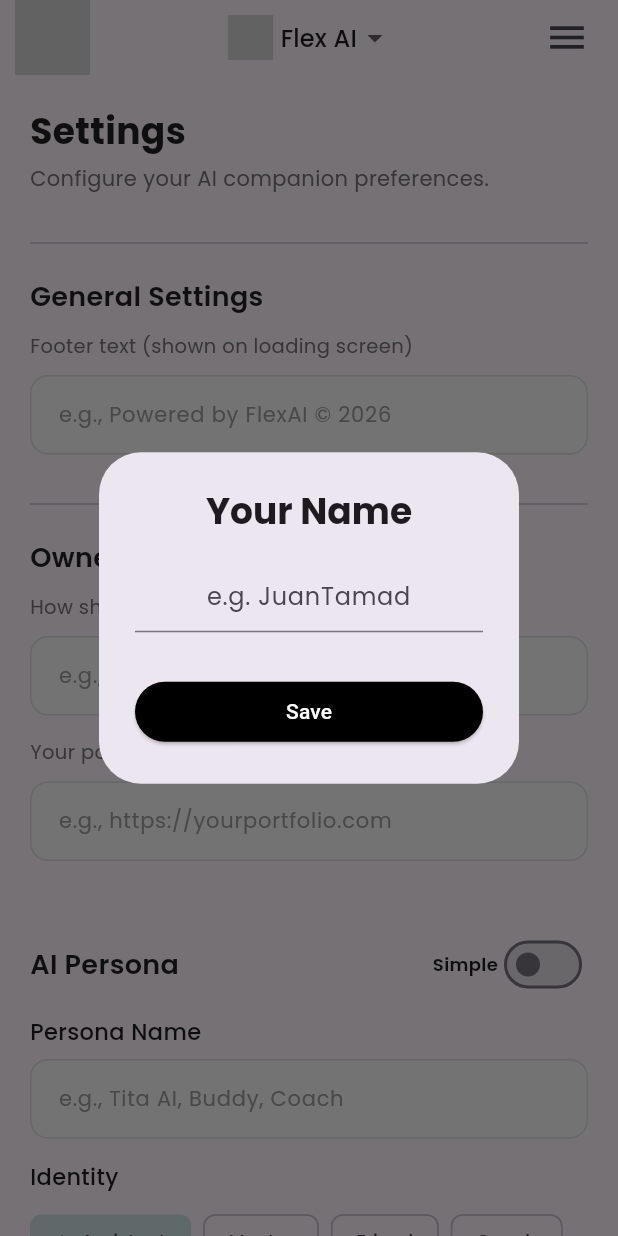
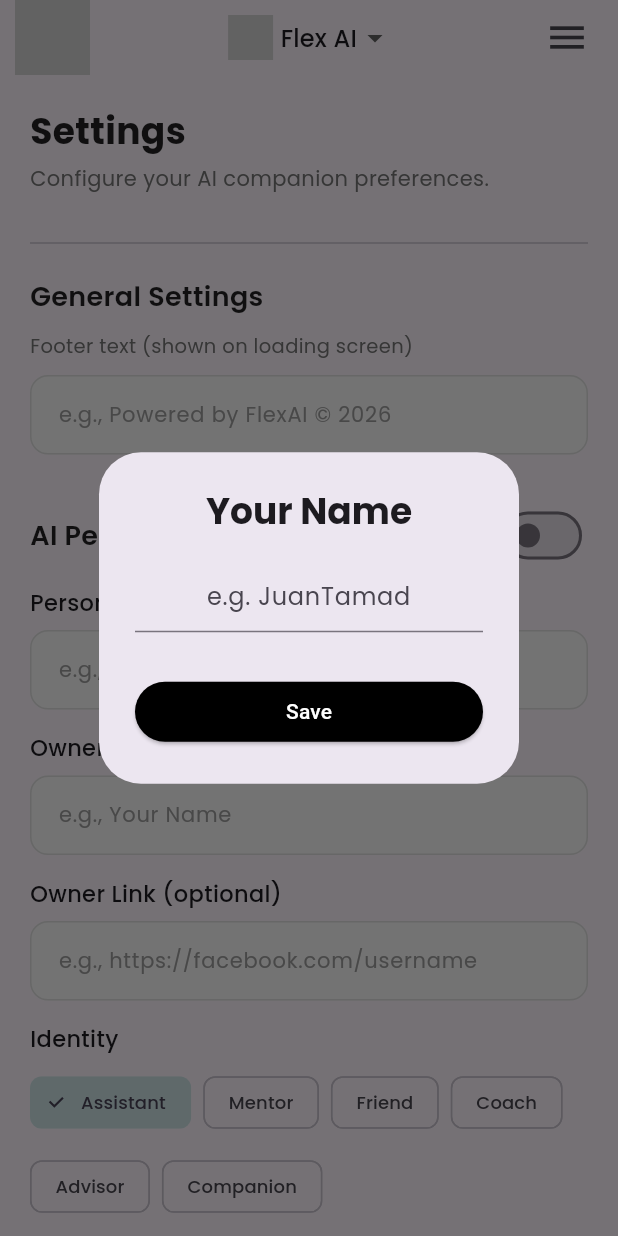
Before and after one commit to CodeBuddySLTNS/flex.ai, a Flutter app: the Settings screen opened by its route, on a phone screen of 412 x 824 dp. Run offline on Flutter 3.47's test engine with Material 3 defaults, Android fonts, the phone set to English and light mode, and no system bars; our stand-ins replace flutter_dotenv, flutter_markdown, flutter_riverpod, flutter_svg, go_router, shared_preferences and 1 more; accounts and stored records are empty; statements that could not run were skipped.

Commit message:
refactor: relocate and update owner and persona input fields and their labels in settings.

```diff
--- a/lib/screens/settings.dart
+++ b/lib/screens/settings.dart
@@ -101,7 +101,7 @@ class _SettingsState extends ConsumerState<Settings> {
           '''
 
 Creator/Owner Protocols (Strict Rule):
-  The Creator: You were created by ${ownerName.isNotEmpty ? ownerName : 'an independent developer'}.${portfolio.isNotEmpty ? ' Portfolio: $portfolio' : ''}
+  The Creator: You were created by ${ownerName.isNotEmpty ? ownerName : 'an independent developer'}.${portfolio.isNotEmpty ? ' Social link: $portfolio' : ''}
   Trigger Only: You must ONLY reveal this information if the user specifically asks "Who created you?", "Who is your owner?", or similar questions.
   Passive Knowledge: Do NOT volunteer this information unprompted.
 ''';
@@ -251,50 +251,6 @@ $creatorSection''';
                   ),
                 ),
 
-                const SizedBox(height: 25),
-                const Divider(),
-                const SizedBox(height: 15),
-
-                // --- Owner Identity ---
-                _buildSectionTitle("Owner Identity"),
-                const SizedBox(height: 10),
-                Text(
-                  "How should the AI address you?",
-                  style: TextStyle(
-                    fontFamily: 'Poppins',
-                    fontSize: 13,
-                    color: Colors.grey[600],
-                  ),
-                ),
-                const SizedBox(height: 10),
-                TextField(
-                  controller: _ownerController,
-                  onChanged: (value) =>
-                      ref.read(ownerNameProvider.notifier).state = value,
-                  style: const TextStyle(fontFamily: "Poppins", fontSize: 15),
-                  decoration: _inputDecoration("e.g., Your Name"),
-                ),
-                const SizedBox(height: 15),
-                Text(
-                  "Your portfolio or social link (optional)",
-                  style: TextStyle(
-                    fontFamily: 'Poppins',
-                    fontSize: 13,
-                    color: Colors.grey[600],
-                  ),
-                ),
-                const SizedBox(height: 10),
-                TextField(
-                  controller: _portfolioController,
-                  onChanged: (value) =>
-                      ref.read(portfolioLinkProvider.notifier).state = value,
-                  style: const TextStyle(fontFamily: "Poppins", fontSize: 15),
-                  decoration: _inputDecoration(
-                    "e.g., https://yourportfolio.com",
-                  ),
-                ),
-                const SizedBox(height: 15),
-
                 const SizedBox(height: 30),
 
                 // --- SECTION 2: AI INSTRUCTIONS ---
@@ -430,9 +386,29 @@ $creatorSection''';
           onChanged: (value) =>
               ref.read(personaNameProvider.notifier).state = value,
           style: const TextStyle(fontFamily: "Poppins", fontSize: 15),
-          decoration: _inputDecoration("e.g., Tita AI, Buddy, Coach"),
+          decoration: _inputDecoration("e.g., My AI, Buddy, Coach"),
         ),
         const SizedBox(height: 15),
+
+        _buildLabel('Owner Name'),
+        TextField(
+          controller: _ownerController,
+          onChanged: (value) =>
+              ref.read(ownerNameProvider.notifier).state = value,
+          style: const TextStyle(fontFamily: "Poppins", fontSize: 15),
+          decoration: _inputDecoration("e.g., Your Name"),
+        ),
+        SizedBox(height: 15),
+
+        _buildLabel('Owner Link (optional)'),
+        TextField(
+          controller: _portfolioController,
+          onChanged: (value) =>
+              ref.read(portfolioLinkProvider.notifier).state = value,
+          style: const TextStyle(fontFamily: "Poppins", fontSize: 15),
+          decoration: _inputDecoration("e.g., https://facebook.com/username"),
+        ),
+        SizedBox(height: 15),
 
         // identity
         _buildLabel("Identity"),
@@ -594,6 +570,16 @@ $creatorSection''';
     return Column(
       crossAxisAlignment: CrossAxisAlignment.start,
       children: [
+        // persona name input
+        _buildLabel("Persona Name"),
+        TextField(
+          controller: _personaNameController,
+          onChanged: (value) =>
+              ref.read(personaNameProvider.notifier).state = value,
+          style: const TextStyle(fontFamily: "Poppins", fontSize: 15),
+          decoration: _inputDecoration("e.g., My AI, Buddy, Coach"),
+        ),
+        const SizedBox(height: 15),
         Text(
           "Write the exact system instruction for the AI.",
           style: TextStyle(
```
